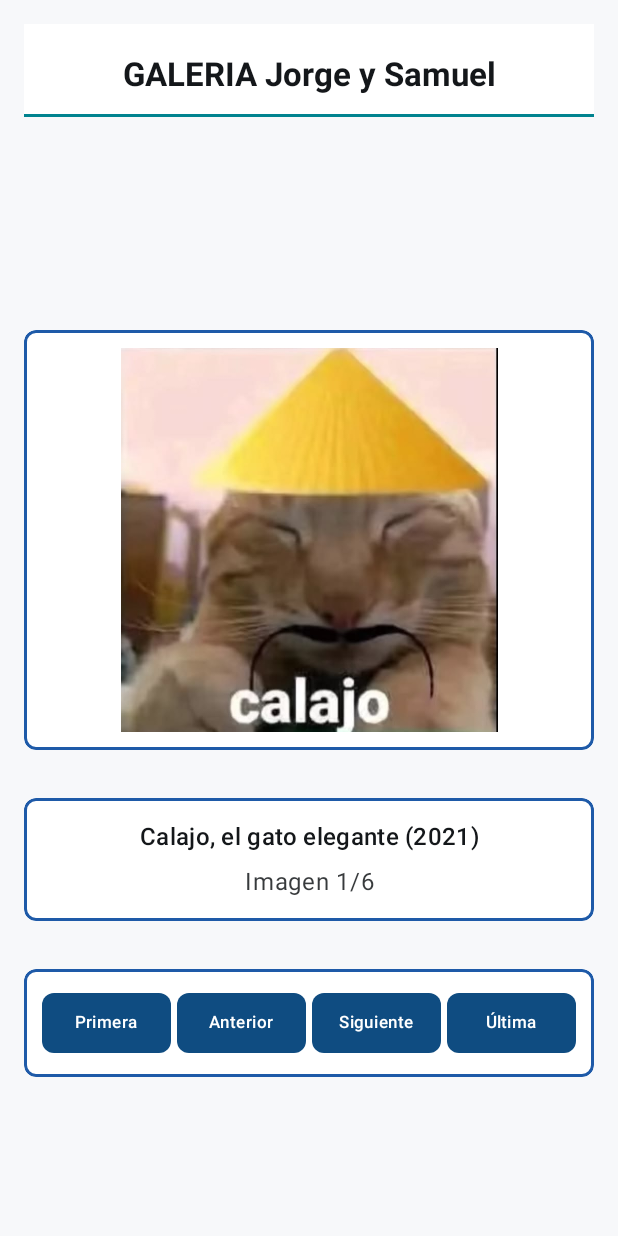
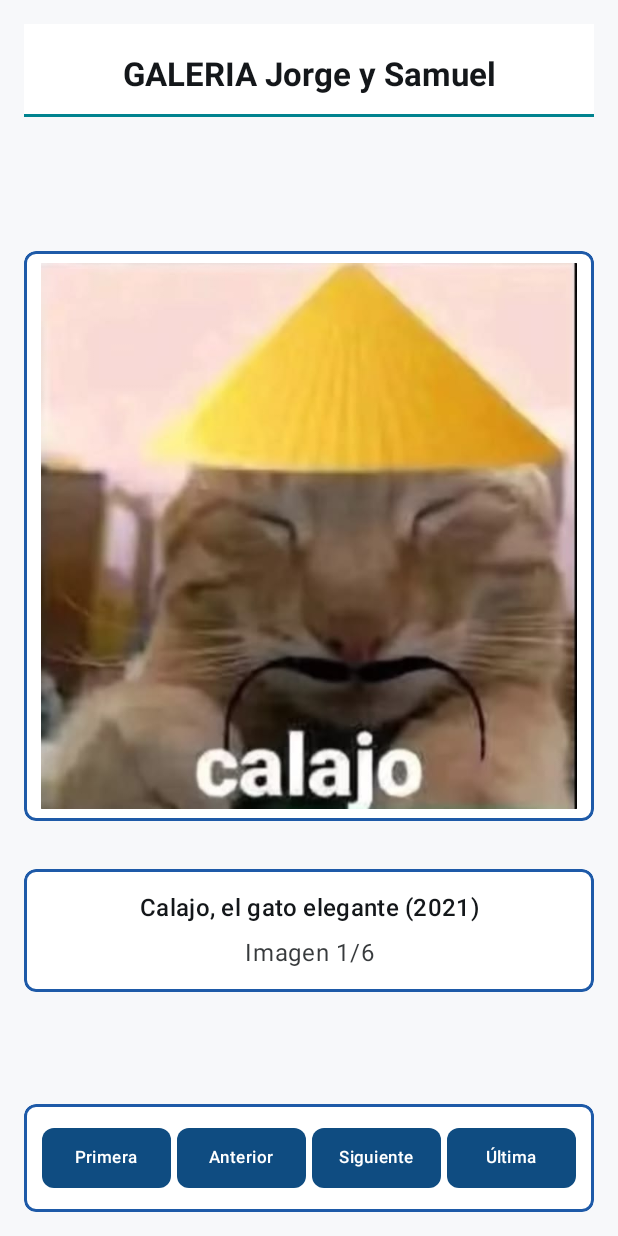
Before and after one commit to diolerJR/P1_ArtSpace_Jorge_Samuel, an Android app built with Jetpack Compose: the screen it shows after launch (MainActivity), on a phone screen of 412 x 824 dp. Run offline under Robolectric (Android 15) with nearby library versions, the phone set to English and light mode, and no system bars.

Commit message:
Fijar botones abajo y ampliar imagen en movil

```diff
--- a/app/src/main/java/com/example/p1_artspace_jorge_samuel/MainActivity.kt
+++ b/app/src/main/java/com/example/p1_artspace_jorge_samuel/MainActivity.kt
@@ -149,14 +149,15 @@ fun GaleriaFotosApp() {
     val configuration = LocalConfiguration.current
     val isTablet = configuration.screenWidthDp >= 600
     val maxContentWidth = if (isTablet) 720.dp else 480.dp
-    val imageHeight = if (isTablet) 420.dp else 280.dp
+    val imageHeight = if (isTablet) 420.dp else 380.dp
     val outerPadding = if (isTablet) 28.dp else 16.dp
+    val imagePadding = if (isTablet) 12.dp else 8.dp
 
-    // En móvil la imagen queda centrada verticalmente y el resto va debajo
+    // En móvil la imagen queda centrada en el área disponible sobre los botones
     val espacioSuperior = if (isTablet) {
         0.dp
     } else {
-        ((configuration.screenHeightDp - imageHeight.value) / 2f - 130f)
+        ((configuration.screenHeightDp - 110f - imageHeight.value) / 2f - 78f)
             .coerceAtLeast(0f).dp
     }
     val espacioInferior = if (isTablet) 20.dp else 32.dp
@@ -167,8 +168,14 @@ fun GaleriaFotosApp() {
         modifier = Modifier
             .fillMaxSize()
             .statusBarsPadding()
-            .verticalScroll(scrollState)
             .padding(outerPadding),
+        horizontalAlignment = Alignment.CenterHorizontally
+    ) {
+        Column(
+            modifier = Modifier
+                .fillMaxWidth()
+                .weight(1f)
+                .verticalScroll(scrollState),
             horizontalAlignment = Alignment.CenterHorizontally
         ) {
             Column(
@@ -217,7 +224,7 @@ fun GaleriaFotosApp() {
                             border = BorderStroke(2.dp, MaterialTheme.colorScheme.outline),
                             shape = RoundedCornerShape(8.dp)
                         )
-                    .padding(12.dp),
+                        .padding(imagePadding),
                     contentAlignment = Alignment.Center
                 ) {
                     Image(
@@ -264,13 +271,14 @@ fun GaleriaFotosApp() {
                         textAlign = TextAlign.Center
                     )
                 }
+            }
+        }
 
-            Spacer(modifier = Modifier.height(espacioInferior))
-
-            // 5. Botones: Primera, Anterior, Siguiente, Última
+        // 5. Botones fijos en la parte inferior de la pantalla
         Box(
             modifier = Modifier
                 .fillMaxWidth()
+                .widthIn(max = maxContentWidth)
                 .clip(RoundedCornerShape(8.dp))
                 .background(MaterialTheme.colorScheme.surface)
                 .border(
@@ -301,7 +309,6 @@ fun GaleriaFotosApp() {
                     BotonGaleria("Anterior", irAnterior, Modifier.weight(1f), compact = true)
                     BotonGaleria("Siguiente", irSiguiente, Modifier.weight(1f), compact = true)
                     BotonGaleria("Última", irUltima, Modifier.weight(1f), compact = true)
-                    }
                 }
             }
         }
```
Lines whose indentation alone changed are shown as unchanged.
